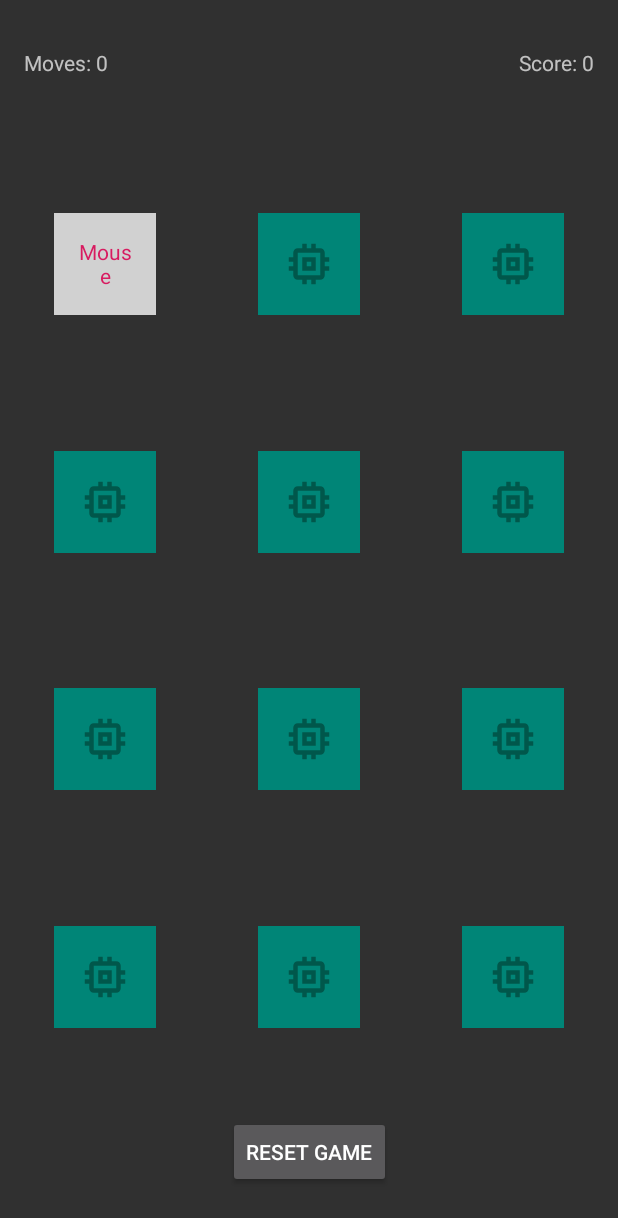
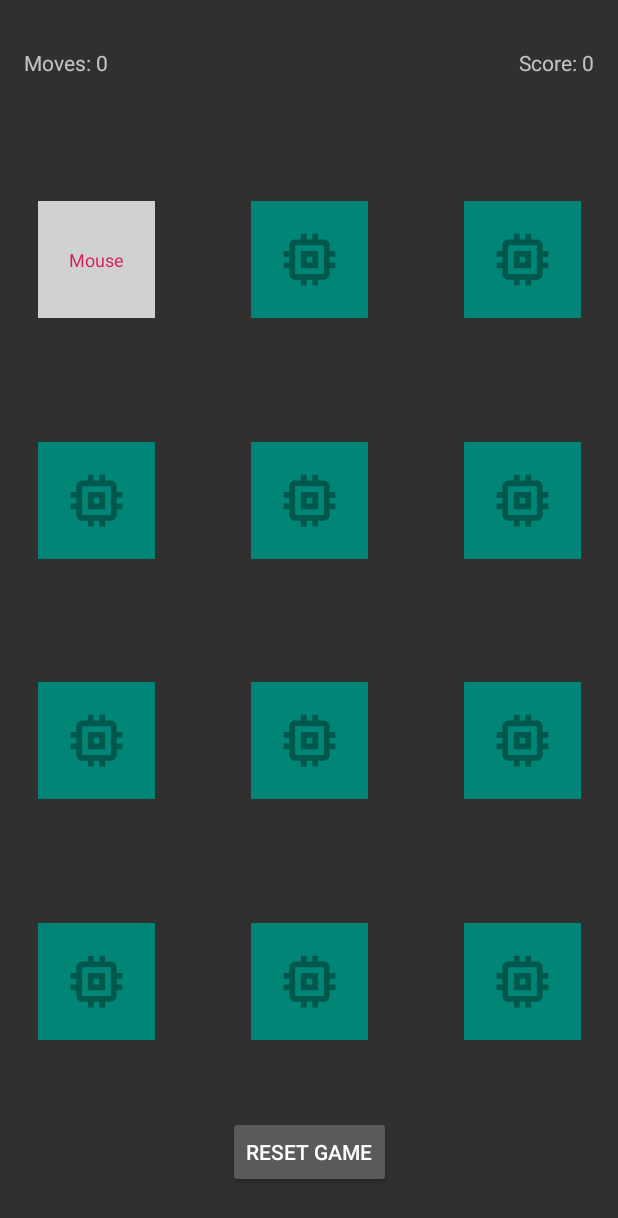
Before and after one commit to Rosinek/memorygame, an Android app: the GameActivity screen opened directly, with no data from a screen before it, after a tap on an icon or button, on a phone screen of 412 x 824 dp. Shown: the top 1218 px of the screen. Run offline under Robolectric (Android 15) with nearby library versions, the phone set to English and light mode, and no system bars; our stand-ins replace ButterKnife.

Commit message:
poprawy widoku przycisku

```diff
--- a/app/src/main/java/com/example/memorygame/ui/game/GameActivity.java
+++ b/app/src/main/java/com/example/memorygame/ui/game/GameActivity.java
@@ -58,6 +58,13 @@ public class GameActivity extends AppCompatActivity implements GameView, GridBut
     }
 
     @Override
+    public void addScore(String value) {
+        score++;
+        tvScore.setText(String.format("Score: %d", score));
+        hideItem(value);
+    }
+
+    @Override
     public void randomizeItems() {
         Collections.shuffle(listOfItems);
         setItemsToGridButtons();
@@ -69,13 +76,6 @@ public class GameActivity extends AppCompatActivity implements GameView, GridBut
             if (item.ismIsBackVisible())
                 item.showFrontSide();
         }
-    }
-
-    @Override
-    public void addScore(String value) {
-        score++;
-        tvScore.setText(String.format("Score: %d", score));
-        hideItem(value);
     }
 
     private void hideItem(String value) {
--- a/app/src/main/res/layout/activity_game.xml
+++ b/app/src/main/res/layout/activity_game.xml
@@ -8,7 +8,7 @@
 
     <com.example.memorygame.widgets.GridButton
         android:id="@+id/btn0"
-        android:layout_width="100dp"
+        android:layout_width="110dp"
         android:layout_height="100dp"
         android:layout_marginStart="16dp"
         android:layout_marginTop="64dp"
@@ -23,7 +23,7 @@
 
     <com.example.memorygame.widgets.GridButton
         android:id="@+id/btn1"
-        android:layout_width="100dp"
+        android:layout_width="110dp"
         android:layout_height="100dp"
         android:layout_marginStart="16dp"
         android:layout_marginTop="64dp"
@@ -38,8 +38,8 @@
 
     <com.example.memorygame.widgets.GridButton
         android:id="@+id/btn2"
-        android:layout_width="100dp"
-        android:layout_height="100dp"
+        android:layout_width="110dp"
+        android:layout_height="110dp"
         android:layout_marginStart="16dp"
         android:layout_marginTop="64dp"
         android:layout_marginEnd="16dp"
@@ -53,8 +53,8 @@
 
     <com.example.memorygame.widgets.GridButton
         android:id="@+id/btn3"
-        android:layout_width="100dp"
-        android:layout_height="100dp"
+        android:layout_width="110dp"
+        android:layout_height="110dp"
         android:layout_marginStart="16dp"
         android:layout_marginTop="32dp"
         android:layout_marginEnd="16dp"
@@ -62,28 +62,27 @@
         app:buttonRotateEnable="true"
         app:layout_constraintBottom_toTopOf="@+id/btn6"
         app:layout_constraintEnd_toStartOf="@+id/btn4"
-        app:layout_constraintHorizontal_bias="0.166"
         app:layout_constraintStart_toStartOf="parent"
         app:layout_constraintTop_toBottomOf="@+id/btn0" />
 
 
     <com.example.memorygame.widgets.GridButton
         android:id="@+id/btn4"
-        android:layout_width="100dp"
-        android:layout_height="100dp"
+        android:layout_width="110dp"
+        android:layout_height="110dp"
         android:layout_marginStart="16dp"
         android:layout_marginTop="32dp"
         android:layout_marginEnd="16dp"
         android:layout_marginBottom="16dp"
         app:buttonRotateEnable="true"
         app:layout_constraintBottom_toTopOf="@+id/btn7"
-        app:layout_constraintEnd_toStartOf="@+id/btn2"
-        app:layout_constraintStart_toEndOf="@+id/btn0"
+        app:layout_constraintEnd_toStartOf="@+id/btn5"
+        app:layout_constraintStart_toEndOf="@+id/btn3"
         app:layout_constraintTop_toBottomOf="@+id/btn1" />
 
     <com.example.memorygame.widgets.GridButton
         android:id="@+id/btn5"
-        android:layout_width="100dp"
+        android:layout_width="110dp"
         android:layout_height="100dp"
         android:layout_marginStart="16dp"
         android:layout_marginTop="32dp"
@@ -92,14 +91,13 @@
         app:buttonRotateEnable="true"
         app:layout_constraintBottom_toTopOf="@+id/btn8"
         app:layout_constraintEnd_toEndOf="parent"
-        app:layout_constraintHorizontal_bias="0.826"
-        app:layout_constraintStart_toEndOf="@+id/btn1"
+        app:layout_constraintStart_toEndOf="@+id/btn4"
         app:layout_constraintTop_toBottomOf="@+id/btn2" />
 
     <com.example.memorygame.widgets.GridButton
         android:id="@+id/btn6"
-        android:layout_width="100dp"
-        android:layout_height="100dp"
+        android:layout_width="110dp"
+        android:layout_height="110dp"
         android:layout_marginStart="16dp"
         android:layout_marginTop="32dp"
         android:layout_marginEnd="16dp"
@@ -113,8 +111,8 @@
 
     <com.example.memorygame.widgets.GridButton
         android:id="@+id/btn7"
-        android:layout_width="100dp"
-        android:layout_height="100dp"
+        android:layout_width="110dp"
+        android:layout_height="110dp"
         android:layout_marginStart="16dp"
         android:layout_marginTop="32dp"
         android:layout_marginEnd="16dp"
@@ -128,8 +126,8 @@
 
     <com.example.memorygame.widgets.GridButton
         android:id="@+id/btn8"
-        android:layout_width="100dp"
-        android:layout_height="100dp"
+        android:layout_width="110dp"
+        android:layout_height="110dp"
         android:layout_marginStart="16dp"
         android:layout_marginTop="32dp"
         android:layout_marginEnd="16dp"
@@ -144,7 +142,7 @@
 
     <com.example.memorygame.widgets.GridButton
         android:id="@+id/btn9"
-        android:layout_width="100dp"
+        android:layout_width="110dp"
         android:layout_height="100dp"
         android:layout_marginStart="16dp"
         android:layout_marginTop="32dp"
@@ -159,7 +157,7 @@
 
     <com.example.memorygame.widgets.GridButton
         android:id="@+id/btn10"
-        android:layout_width="100dp"
+        android:layout_width="110dp"
         android:layout_height="100dp"
         android:layout_marginStart="16dp"
         android:layout_marginTop="32dp"
@@ -174,7 +172,7 @@
 
     <com.example.memorygame.widgets.GridButton
         android:id="@+id/btn11"
-        android:layout_width="100dp"
+        android:layout_width="110dp"
         android:layout_height="100dp"
         android:layout_marginStart="16dp"
         android:layout_marginTop="32dp"
--- a/app/src/main/res/layout/card_back.xml
+++ b/app/src/main/res/layout/card_back.xml
@@ -5,21 +5,14 @@
     android:orientation="vertical">
 
 
-    <!--<ImageView-->
-    <!--android:layout_width="match_parent"-->
-    <!--android:layout_height="match_parent"-->
-    <!--android:tint="@color/colorPrimary"-->
-    <!--android:padding="16dp"-->
-    <!--android:background="@color/white"-->
-    <!--/>-->
     <TextView
         android:id="@+id/tv_value"
         android:layout_width="match_parent"
         android:layout_height="match_parent"
         android:background="@color/white"
         android:gravity="center"
-        android:padding="16dp"
-        android:text="elo"
+        android:padding="12dp"
+        android:textSize="12sp"
         android:textColor="@color/colorAccent" />
 
 
```
